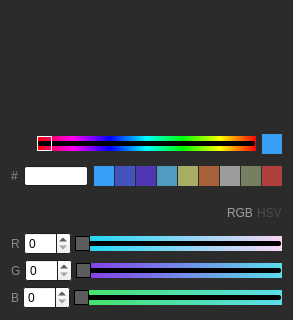
Qt form ui/zenoedit/panel/zenoheatmapeditor.ui (zenustech/zeno) before a commit; both pictures show x 0 to 293 and y 176 to 496 of the 293 by 496 pixel window.
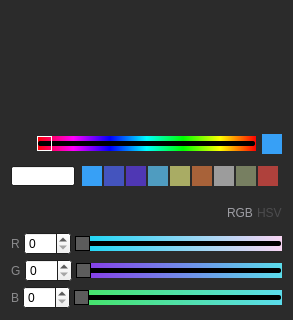
The same form after that commit. Icons and pictures are not drawn. Custom widgets are drawn as their Qt base class.

Commit message: [dev](4/5) color panel editting dlg.

Diff of the .ui file:
```diff
--- a/ui/zenoedit/panel/zenoheatmapeditor.ui
+++ b/ui/zenoedit/panel/zenoheatmapeditor.ui
@@ -412,26 +412,6 @@
        <property name="bottomMargin">
         <number>6</number>
        </property>
-       <item>
-        <widget class="QLabel" name="label">
-         <property name="sizePolicy">
-          <sizepolicy hsizetype="Preferred" vsizetype="Fixed">
-           <horstretch>0</horstretch>
-           <verstretch>0</verstretch>
-          </sizepolicy>
-         </property>
-         <property name="styleSheet">
-          <string notr="true">QLabel
-{
-	font: 12px &quot;HarmonyOS Sans&quot;;
-	color: #8A8A8C;
-}</string>
-         </property>
-         <property name="text">
-          <string>#</string>
-         </property>
-        </widget>
-       </item>
        <item>
         <widget class="QLineEdit" name="clrHex">
          <property name="sizePolicy">
```
The commit also changes 3 other files.
